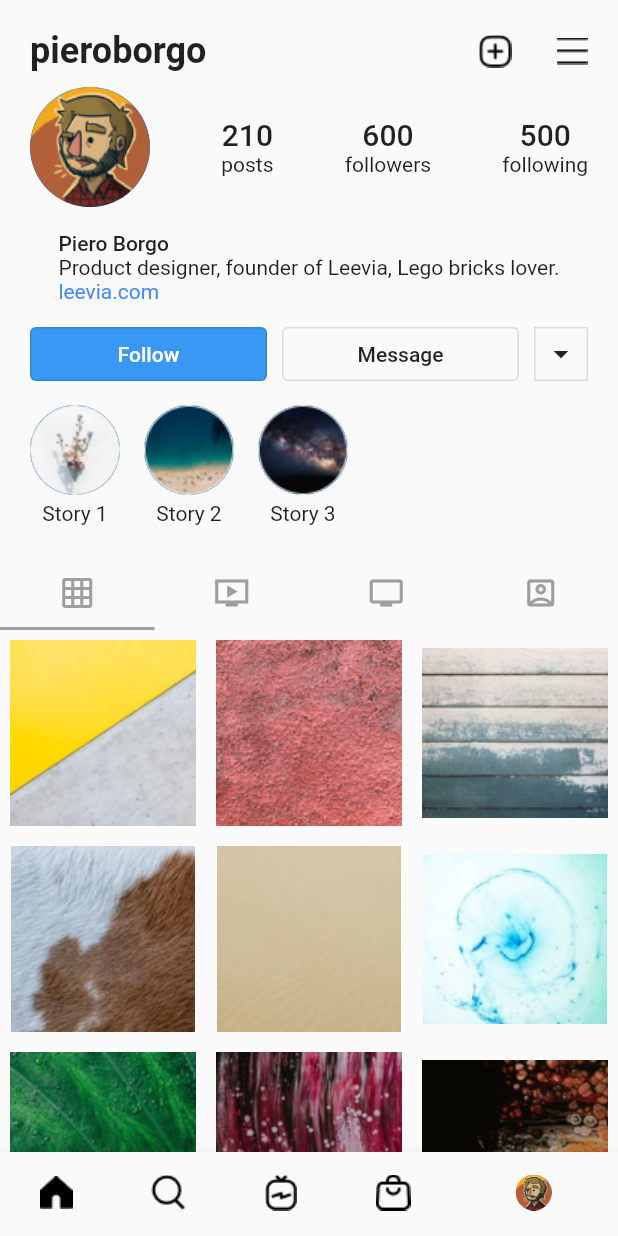
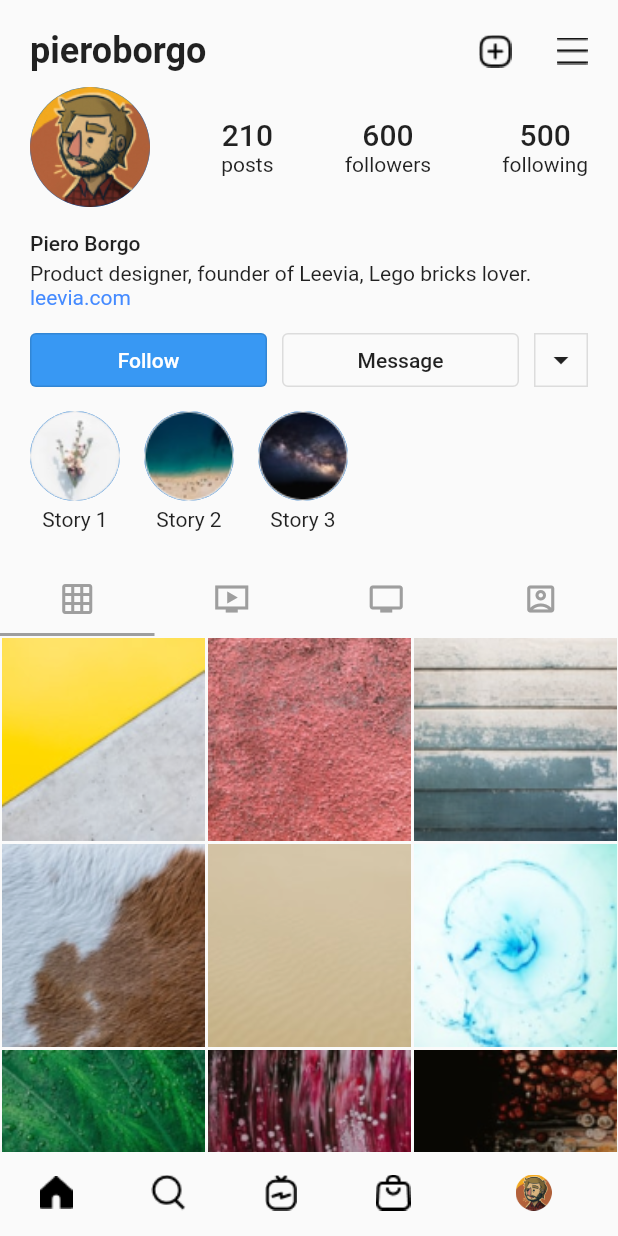
Before and after one commit to CinqueIzumi/Social-Media-Profile-Screen, a Flutter app: the screen it shows after launch, item 5 of the bottom bar chosen, on a phone screen of 412 x 824 dp. Run offline on Flutter 3.47's test engine with Material 2 defaults, Android fonts, the phone set to English and light mode, and no system bars.

Commit message:
Made changes conform feedback
- User's info text is now aligned to the left
- Added spacing between user's real name and description
- Padding between images now aligns with design
- All images will now fit their space, rather than occupying their own space

```diff
--- a/lib/ui/profile_screen.dart
+++ b/lib/ui/profile_screen.dart
@@ -17,6 +17,7 @@ class ProfileScreen extends StatelessWidget {
             Padding(
               padding: EdgeInsets.fromLTRB(kPaddingLeft, kPaddingTop, kPaddingRight, kPaddingBottom),
               child: Column(
+                crossAxisAlignment: CrossAxisAlignment.start,
                 children: [
                   TopBar(),
                   SizedBox(height: 10,),
--- a/lib/widgets/user_info.dart
+++ b/lib/widgets/user_info.dart
@@ -8,6 +8,7 @@ class UserInfo extends StatelessWidget {
       crossAxisAlignment: CrossAxisAlignment.start,
       children: [
         Text(kProfileName, style: Theme.of(context).textTheme.bodyText1,),
+        SizedBox(height: 4,),
         Text(kProfileDesc, style: Theme.of(context).textTheme.bodyText2,),
         Text(kProfileLink, style: Theme.of(context).textTheme.bodyText2?.copyWith(color: Colors.blueAccent),),
       ],
--- a/lib/widgets/user_posts.dart
+++ b/lib/widgets/user_posts.dart
@@ -10,8 +10,14 @@ class UserPosts extends StatelessWidget {
       ),
       itemCount: 9,
       itemBuilder: (BuildContext context, int index) {
-        return Image(
-          image: AssetImage(kImagePath + "user_post_${index + 1}.png"),
+        return Padding(
+          padding: EdgeInsets.all(1),
+          child: Image(
+            fit: BoxFit.cover,
+            image: AssetImage(
+              kImagePath + "user_post_${index + 1}.png",
+            ),
+          ),
         );
       },
     );
```
